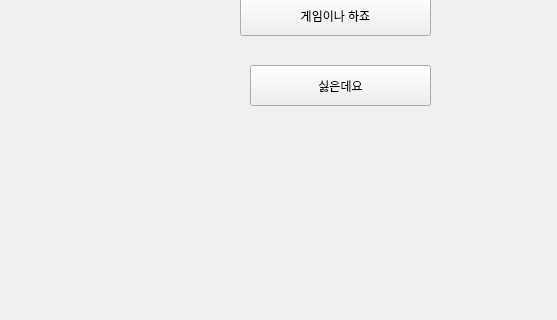
Before: the Qt Designer form mainwindow.ui in happy3421/OOP_PROJECT, drawn with Qt 5; both pictures show x 0 to 557 and y 232 to 552 of the 753 by 552 pixel window.
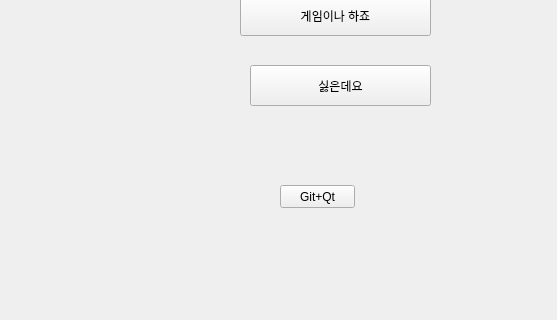
After: the same form once the commit is applied. The open tabs and pages were chosen to show the change.

Commit message:
add button "git+qt"
돼나염

Patch:
```diff
--- a/mainwindow.ui
+++ b/mainwindow.ui
@@ -66,6 +66,19 @@
        <string>싫은데요</string>
       </property>
      </widget>
+     <widget class="QPushButton" name="pushButton_7">
+      <property name="geometry">
+       <rect>
+        <x>280</x>
+        <y>400</y>
+        <width>75</width>
+        <height>23</height>
+       </rect>
+      </property>
+      <property name="text">
+       <string>Git+Qt</string>
+      </property>
+     </widget>
     </widget>
     <widget class="QWidget" name="page_2">
      <widget class="QPushButton" name="pushButton_4">
```
Left out of the diff: 2 changed lines with no effect on the pictures.
